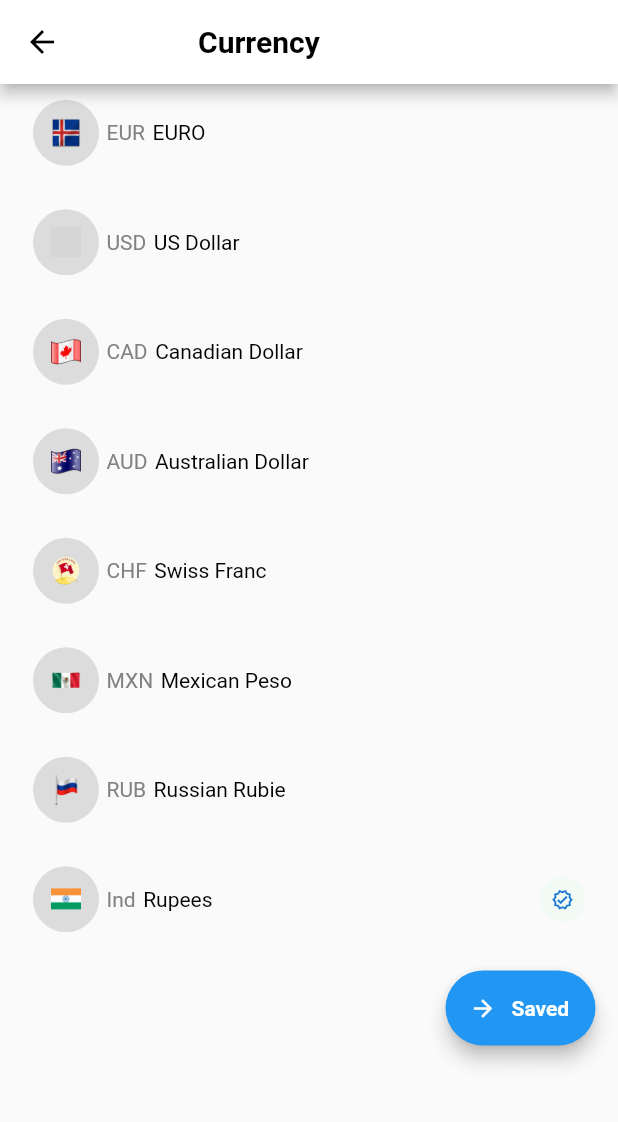
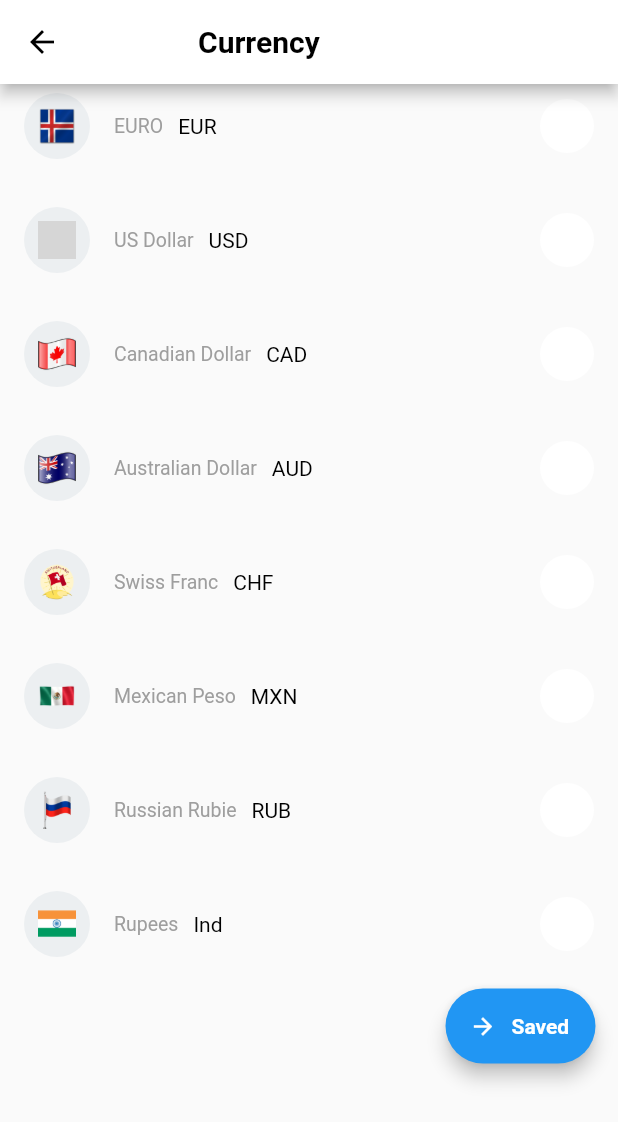
Before and after one commit to Sunilnani/transactionspage, a Flutter app: the screen it shows after launch, after a tap on an icon or button, on a phone screen of 412 x 824 dp. Shown: the top 1122 px of the screen. Run offline on Flutter 3.47's test engine with Material 2 defaults, Android fonts, the phone set to English and light mode, and no system bars; grey boxes are pictures that could not be loaded.

Commit message:
last update

```diff
--- a/lib/add_transaction.dart
+++ b/lib/add_transaction.dart
@@ -1,5 +1,5 @@
 import 'package:flutter/material.dart';
-import 'package:flutter_transactions/edit_transactions.dart';
+import 'package:flutter_transactions/details.dart';
 import 'package:flutter_transactions/main.dart';
 class AddTransaction extends StatefulWidget {
   @override
@@ -7,6 +7,8 @@ class AddTransaction extends StatefulWidget {
 }
 
 class _AddTransactionState extends State<AddTransaction> {
+  List _options=["Transaction Type","Income","About"];
+  String _selectedItem = '';
   @override
   Widget build(BuildContext context) {
     return MaterialApp(
@@ -107,23 +109,23 @@ class _AddTransactionState extends State<AddTransaction> {
                       child: TextField(
                         cursorColor: Theme.of(context).cursorColor,
                         decoration: InputDecoration(
-                          hintText: "Transaction type",
+                          hintText: _selectedItem,
                           hintStyle: TextStyle(color: Color(0xFF828282),fontSize: 16,fontWeight: FontWeight.w400),
                           //suffixIcon: Icon(Icons.keyboard_arrow_down),
-                          suffixIcon:   PopupMenuButton(
-                              icon: Icon(Icons.keyboard_arrow_down),
-                              itemBuilder:(BuildContext context)=> <PopupMenuEntry>[
-                                PopupMenuItem(
-                                    child:ListTile(
-                                      title: Text("Income",style: TextStyle(color: Colors.black,fontSize: 16,fontWeight: FontWeight.w600),),
-                                    )
-                                ),
-                                PopupMenuItem(
-                                    child:ListTile(
-                                      title: Text("cash",style: TextStyle(color: Colors.black,fontSize: 16,fontWeight: FontWeight.w600),),
-                                    )
-                                ),
-                              ]
+                          suffixIcon:    PopupMenuButton(
+                            itemBuilder: (BuildContext bc) {
+                              return _options
+                                  .map((day) => PopupMenuItem(
+                                child: Text(day),
+                                value: day,
+                              ))
+                                  .toList();
+                            },
+                            onSelected: (value) {
+                              setState(() {
+                                _selectedItem = value;
+                              });
+                            },
                           ),
                             border: InputBorder.none
                         ),
@@ -223,7 +225,7 @@ class _AddTransactionState extends State<AddTransaction> {
                       onPressed: (){
                         Navigator.push(
                           context,
-                          MaterialPageRoute(builder: (context) => EditTransactions()),
+                          MaterialPageRoute(builder: (context) => Details()),
                         );
                       },
                       child: Text("Add Transaction",style: TextStyle(fontWeight: FontWeight.w600,fontSize: 14),),
--- a/lib/currency.dart
+++ b/lib/currency.dart
@@ -1,6 +1,4 @@
 import 'package:flutter/material.dart';
-
-import 'all_income.dart';
 import 'main.dart';
 class Currency extends StatefulWidget {
   @override
@@ -8,9 +6,10 @@ class Currency extends StatefulWidget {
 }
 
 class _CurrencyState extends State<Currency> {
-  List<String> flags=["img/europe.png","img/us.png","img/canada.png","img/aus.png","img/swiss.png","img/mexico.png","img/russia.png",];
-  List<String>countrynames=["EUR","USD","CAD","AUD","CHF","MXN","RUB",];
-  List<String>countrydollars=["EURO","US Dollar","Canadian Dollar","Australian Dollar","Swiss Franc","Mexican Peso","Russian Rubie",];
+  List<String> flags=["img/europe.png","img/us.png","img/canada.png","img/aus.png","img/swiss.png","img/mexico.png","img/russia.png","img/ind1.png"];
+  List<String>countrynames=["EUR","USD","CAD","AUD","CHF","MXN","RUB","Ind"];
+  List<String>countrydollars=["EURO","US Dollar","Canadian Dollar","Australian Dollar","Swiss Franc","Mexican Peso","Russian Rubie","Rupees"];
+  String    countryname = "INR";
   @override
   Widget build(BuildContext context) {
     return MaterialApp(
@@ -39,50 +38,46 @@ class _CurrencyState extends State<Currency> {
             child: SingleChildScrollView(
               child: Column(
                 children: [
-                  Container(
-                    child: ListView.builder(
+                  ListView.separated(
+                      itemCount: countrynames.length,
                       shrinkWrap: true,
-                      scrollDirection: Axis.vertical,
-                      itemCount: flags.length,
-                      physics: NeverScrollableScrollPhysics(),
-                      itemBuilder: (context,index){
-                        return CurrencySelection(
-                          flagimage: flags[index],
-                          countryname: countrynames[index],
-                          countrydollar: countrydollars[index],
+                      itemBuilder: (context , index){
+                        return InkWell(
+                          onTap: (){
+                            setState(() {
+                              countryname = countrydollars[index];
+                            });
+                          },
+                          child: ListTile(
+                              leading: CircleAvatar(
+                                backgroundColor: Colors.blueGrey[50],
+                                radius: 22,
+                                child: Image.asset(flags[index] ,height: 25,width: 25,),
+                                // backgroundImage: AssetImage(countryFlag[index]),
+
+                              ),
+                              title: Row(
+                                children: [
+                                  Text(countrydollars[index], style: TextStyle(color: Colors.grey , fontSize: 13),),
+                                  SizedBox(width: 10,),
+                                  Text(countrynames[index],style: TextStyle(color: Colors.black , fontSize: 14), ),
+                                ],
+                              ),
+                              trailing:  CircleAvatar(
+                                radius: 18,
+                                backgroundColor:   countryname== countrydollars[index] ?Color(0xffd8f2e3) : Colors.white,
+                                child: Icon(Icons.verified_outlined , size: 18, color: countryname== countrydollars[index] ?Colors.green: Colors.white,),
+                              )
+
+                          ),
+
                         );
                       },
-                    ),
-                  ),
-                  Container(
-                    height: 65,
-                    child: Padding(
-                      padding: const EdgeInsets.symmetric(horizontal:22.0),
-                      child: Row(
-                        mainAxisAlignment: MainAxisAlignment.spaceBetween,
-                        children: [
-                          Row(
-                            children: [
-                              CircleAvatar(
-                                radius: 22,
-                                child: Image.asset("img/ind1.png",height: 20,width: 20,),
-                                backgroundColor: Colors.black12,
-                              ),
-                              SizedBox(width: 5,),
-                              Text("Ind",style: TextStyle(color: Color(0xFF828282),fontWeight: FontWeight.w400,fontSize: 14),),
-                              SizedBox(width: 5,),
-                              Text("Rupees",style: TextStyle(color: Colors.black,fontWeight: FontWeight.w400,fontSize: 14),)
-                            ],
-                          ),
-                          CircleAvatar(
-                            radius: 15,
-                            child: Icon(Icons.verified_outlined,size: 15,),
-                            backgroundColor: Color(0xFFF1FAF5),
-                          ),
-                        ],
-                      ),
-                    ),
-                  ),
+                      separatorBuilder: (context, index) {
+                        return SizedBox(
+                          height: 20,
+                        );
+                      }),
                   SizedBox(height: 15,),
                   Padding(
                     padding: const EdgeInsets.only(right:15.0),
@@ -117,43 +112,3 @@ class _CurrencyState extends State<Currency> {
     );
   }
 }
-
-class CurrencySelection extends StatelessWidget {
-  const CurrencySelection({
-    this.flagimage,
-    this.countryname,
-    this.countrydollar,
-    Key key,
-  }) : super(key: key);
-  final String flagimage;
-  final String countryname;
-  final String countrydollar;
-
-  @override
-  Widget build(BuildContext context) {
-    return Column(
-      children: [
-        Container(
-          height: 65,
-          child: Padding(
-            padding: const EdgeInsets.symmetric(horizontal:22.0),
-          child: Row(
-           children: [
-           CircleAvatar(
-           radius: 22,
-           child: Image.asset(flagimage,height: 20,width: 20,),
-           backgroundColor: Colors.black12,
-           ),
-           SizedBox(width: 5,),
-          Text(countryname,style: TextStyle(color: Color(0xFF828282),fontWeight: FontWeight.w400,fontSize: 14),),
-          SizedBox(width: 5,),
-           Text(countrydollar,style: TextStyle(color: Colors.black,fontWeight: FontWeight.w400,fontSize: 14),)
-    ],
-    ),
-    ),
-        ),
-        SizedBox(height: 8,)
-      ],
-    );
-  }
-}
--- a/lib/main.dart
+++ b/lib/main.dart
@@ -1,11 +1,15 @@
 import 'package:flutter/material.dart';
+import 'package:flutter_transactions/add_transaction.dart';
 import 'package:flutter_transactions/all_expenses.dart';
 import 'all_income.dart';
 import 'currency.dart';
+import 'details.dart';
 void main() {
+  bool darkTheme = false;
   runApp(MaterialApp(
     debugShowCheckedModeBanner: false,
     home: MyApp(),
+    theme: darkTheme ? ThemeData.dark() : ThemeData.light(),
   ));
 }
 class MyApp extends StatefulWidget {
@@ -20,7 +24,8 @@ class _MyAppState extends State<MyApp> {
   List<String> money=["+\$30","-\$30","+\$1300","-\$30"];
   List<String>dates=["oct 30, 2021","oct 30, 2021","oct 29,2021","oct 28, 2021"];
   List<Color>colors=[Color(0xFF6FCF97),Color(0xFFEB5757),Color(0xFF6FCF97),Color(0xFFEB5757)];
-
+  bool darkTheme = false;
+  int selectedValue =2;
   @override
   Widget build(BuildContext context) {
     return Scaffold(
@@ -42,7 +47,46 @@ class _MyAppState extends State<MyApp> {
                             children: [
                               Text("Dashboard",style: TextStyle(color: Colors.black,fontSize: 20,fontWeight: FontWeight.w600),),
                               SizedBox(width: 10,),
-                              Icon(Icons.keyboard_arrow_down_outlined)
+                              DropdownButton(
+                                value: selectedValue,
+                                items: [
+                                  DropdownMenuItem(
+                                    child: InkWell(
+                                        onTap: (){
+                                          Navigator.push(context,
+                                            MaterialPageRoute(
+                                              builder: (context) => Details(
+                                              ),
+                                            ),
+                                          );
+                                        },
+                                        child: Text("Details")),
+                                    value: 1,
+                                  ),
+                                  DropdownMenuItem(
+                                    child: InkWell(
+                                        onTap: (){
+                                          Navigator.push(context,
+                                            MaterialPageRoute(
+                                              builder: (context) => MyApp(
+                                              ),
+                                            ),
+                                          );
+                                        },
+                                        child: Text("opt")),
+                                    value: 2,
+                                  ),
+                                  DropdownMenuItem(
+                                      child: Text("Others"),
+                                      value: 3
+                                  ),
+                                ],
+                                  onChanged: (value) {
+                                    setState(() {
+                                      selectedValue = value;
+                                    });
+                                  }
+                              )
                             ],
                           ),
                         ),
@@ -225,9 +269,25 @@ class _MyAppState extends State<MyApp> {
                 ),
                 backgroundColor: Color(0xFF006AF6),
               ),
-          )
+          ),
+      drawer: Drawer(
+        child: ListView(
+          children: <Widget>[
+            ListTile(
+              title: Text("Dark Theme"),
+              trailing: Switch(
+                value: darkTheme,
+                onChanged: (changed) {
+                  setState(() {
+                    darkTheme = changed;
+                  });
+                },
+              ),
+            )
+          ],
+        ),
+      ),
       );
-
   }
 }
 
```
